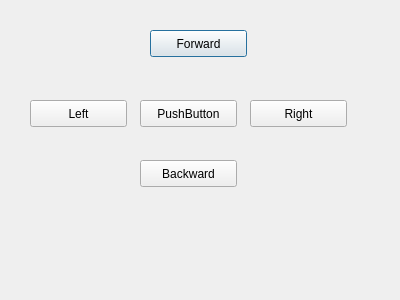
Before: the Qt Designer form src/dialog/irobotdialog.ui in hkaraoguz/ISLFramework, drawn with Qt 5.
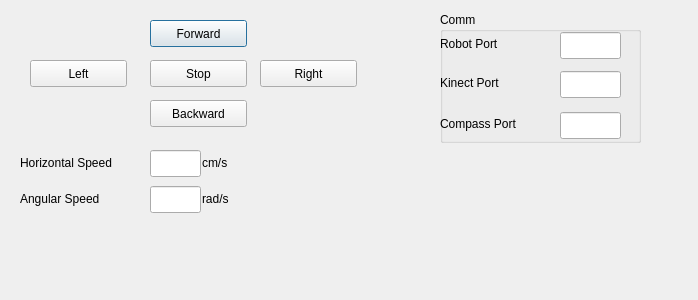
After: the same form once the commit is applied.

```diff
--- a/src/dialog/irobotdialog.ui
+++ b/src/dialog/irobotdialog.ui
@@ -6,7 +6,7 @@
    <rect>
     <x>0</x>
     <y>0</y>
-    <width>400</width>
+    <width>698</width>
     <height>300</height>
    </rect>
   </property>
@@ -17,7 +17,7 @@
    <property name="geometry">
     <rect>
      <x>150</x>
-     <y>30</y>
+     <y>20</y>
      <width>97</width>
      <height>27</height>
     </rect>
@@ -30,7 +30,7 @@
    <property name="geometry">
     <rect>
      <x>30</x>
-     <y>100</y>
+     <y>60</y>
      <width>97</width>
      <height>27</height>
     </rect>
@@ -42,8 +42,8 @@
   <widget class="QPushButton" name="butRobotBack">
    <property name="geometry">
     <rect>
-     <x>140</x>
-     <y>160</y>
+     <x>150</x>
+     <y>100</y>
      <width>97</width>
      <height>27</height>
     </rect>
@@ -55,8 +55,8 @@
   <widget class="QPushButton" name="butRobotRight">
    <property name="geometry">
     <rect>
-     <x>250</x>
-     <y>100</y>
+     <x>260</x>
+     <y>60</y>
      <width>97</width>
      <height>27</height>
     </rect>
@@ -68,14 +68,168 @@
   <widget class="QPushButton" name="butRobotStop">
    <property name="geometry">
     <rect>
-     <x>140</x>
-     <y>100</y>
+     <x>150</x>
+     <y>60</y>
      <width>97</width>
      <height>27</height>
     </rect>
    </property>
    <property name="text">
-    <string>PushButton</string>
+    <string>Stop</string>
+   </property>
+  </widget>
+  <widget class="QGroupBox" name="gBoxRobotComm">
+   <property name="geometry">
+    <rect>
+     <x>440</x>
+     <y>12</y>
+     <width>201</width>
+     <height>131</height>
+    </rect>
+   </property>
+   <property name="title">
+    <string>Comm</string>
+   </property>
+   <widget class="QLineEdit" name="lEditRobotPort">
+    <property name="geometry">
+     <rect>
+      <x>120</x>
+      <y>20</y>
+      <width>61</width>
+      <height>27</height>
+     </rect>
+    </property>
+   </widget>
+   <widget class="QLabel" name="label">
+    <property name="geometry">
+     <rect>
+      <x>0</x>
+      <y>23</y>
+      <width>81</width>
+      <height>17</height>
+     </rect>
+    </property>
+    <property name="text">
+     <string>Robot Port</string>
+    </property>
+   </widget>
+   <widget class="QLabel" name="label_2">
+    <property name="geometry">
+     <rect>
+      <x>0</x>
+      <y>62</y>
+      <width>81</width>
+      <height>17</height>
+     </rect>
+    </property>
+    <property name="text">
+     <string>Kinect Port</string>
+    </property>
+   </widget>
+   <widget class="QLineEdit" name="lEditKinectPort">
+    <property name="geometry">
+     <rect>
+      <x>120</x>
+      <y>59</y>
+      <width>61</width>
+      <height>27</height>
+     </rect>
+    </property>
+   </widget>
+   <widget class="QLabel" name="label_3">
+    <property name="geometry">
+     <rect>
+      <x>0</x>
+      <y>103</y>
+      <width>101</width>
+      <height>17</height>
+     </rect>
+    </property>
+    <property name="text">
+     <string>Compass Port</string>
+    </property>
+   </widget>
+   <widget class="QLineEdit" name="lEditCompassPort">
+    <property name="geometry">
+     <rect>
+      <x>120</x>
+      <y>100</y>
+      <width>61</width>
+      <height>27</height>
+     </rect>
+    </property>
+   </widget>
+  </widget>
+  <widget class="QLineEdit" name="lEditHorSpeed">
+   <property name="geometry">
+    <rect>
+     <x>150</x>
+     <y>150</y>
+     <width>51</width>
+     <height>27</height>
+    </rect>
+   </property>
+  </widget>
+  <widget class="QLabel" name="label_4">
+   <property name="geometry">
+    <rect>
+     <x>20</x>
+     <y>154</y>
+     <width>121</width>
+     <height>17</height>
+    </rect>
+   </property>
+   <property name="text">
+    <string>Horizontal Speed</string>
+   </property>
+  </widget>
+  <widget class="QLabel" name="label_5">
+   <property name="geometry">
+    <rect>
+     <x>202</x>
+     <y>154</y>
+     <width>41</width>
+     <height>17</height>
+    </rect>
+   </property>
+   <property name="text">
+    <string>cm/s</string>
+   </property>
+  </widget>
+  <widget class="QLineEdit" name="lEditAngularSpeed">
+   <property name="geometry">
+    <rect>
+     <x>150</x>
+     <y>186</y>
+     <width>51</width>
+     <height>27</height>
+    </rect>
+   </property>
+  </widget>
+  <widget class="QLabel" name="label_6">
+   <property name="geometry">
+    <rect>
+     <x>202</x>
+     <y>190</y>
+     <width>41</width>
+     <height>17</height>
+    </rect>
+   </property>
+   <property name="text">
+    <string>rad/s</string>
+   </property>
+  </widget>
+  <widget class="QLabel" name="label_7">
+   <property name="geometry">
+    <rect>
+     <x>20</x>
+     <y>190</y>
+     <width>121</width>
+     <height>17</height>
+    </rect>
+   </property>
+   <property name="text">
+    <string>Angular Speed</string>
    </property>
   </widget>
  </widget>
```
